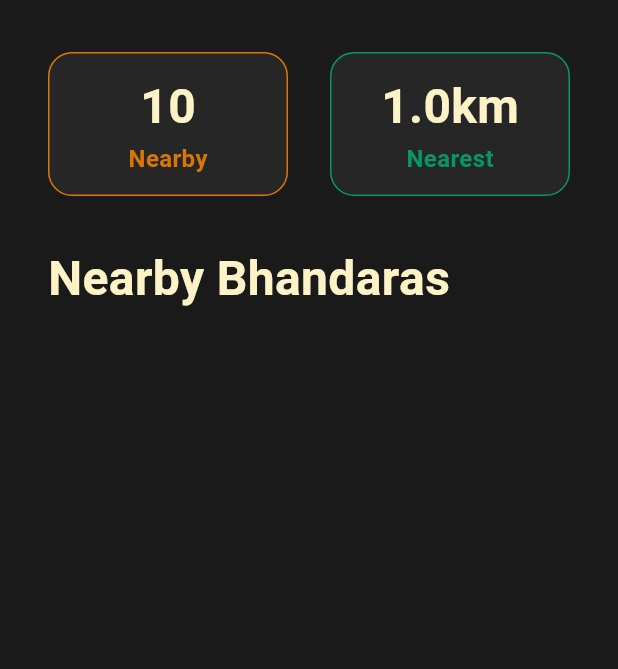
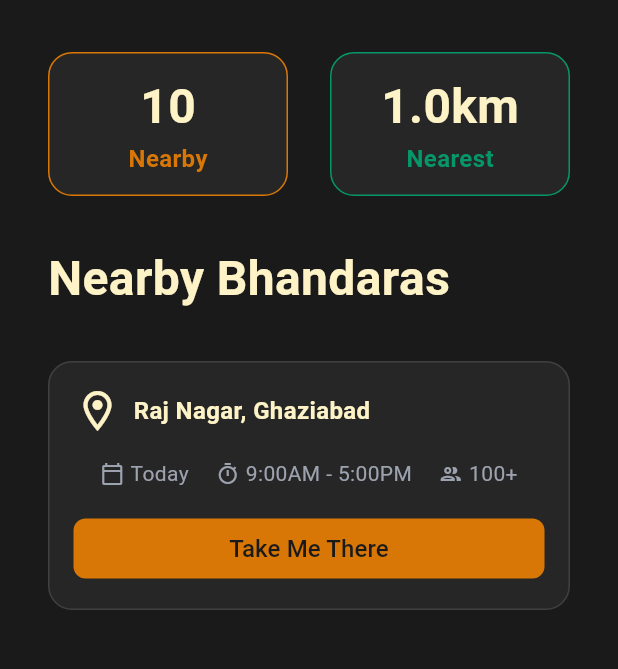
Before and after one commit to nilanshsharma23/prasad, a Flutter app: the screen it shows after launch, on a phone screen of 412 x 824 dp, the part 80-749 px from its top. Run offline on Flutter 3.47's test engine with Material 3 defaults, Android fonts, the phone set to English and light mode, and no system bars; our stand-ins replace flutter_svg, go_router.

Commit message:
listing container

```diff
--- a/lib/pages/home.dart
+++ b/lib/pages/home.dart
@@ -1,5 +1,7 @@
 import 'package:flutter/material.dart';
 import 'package:flutter_svg/svg.dart';
+import 'package:prasad/utils/classes/listing_object.dart';
+import 'package:prasad/utils/widgets/listing_container.dart';
 import 'package:prasad/utils/widgets/status_container.dart';
 
 class HomePage extends StatelessWidget {
@@ -56,6 +58,14 @@ class HomePage extends StatelessWidget {
                   color: Theme.of(context).colorScheme.onSurface,
                 ),
               ),
+              ListingContainer(
+                listingObject: ListingObject(
+                  location: "Raj Nagar, Ghaziabad",
+                  date: "Today",
+                  time: "9:00AM - 5:00PM",
+                  people: "100+",
+                ),
+              ),
             ],
           ),
         ),
--- /dev/null
+++ b/lib/utils/classes/listing_object.dart
@@ -0,0 +1,13 @@
+class ListingObject {
+  final String location;
+  final String date;
+  final String time;
+  final String people;
+
+  const ListingObject({
+    required this.location,
+    required this.date,
+    required this.time,
+    required this.people,
+  });
+}
--- /dev/null
+++ b/lib/utils/widgets/listing_container.dart
@@ -0,0 +1,114 @@
+import 'package:flutter/material.dart';
+import 'package:prasad/utils/classes/listing_object.dart';
+
+class ListingContainer extends StatelessWidget {
+  const ListingContainer({super.key, required this.listingObject});
+
+  final ListingObject listingObject;
+
+  @override
+  Widget build(BuildContext context) {
+    return Container(
+      decoration: BoxDecoration(
+        color: Theme.of(context).colorScheme.surfaceContainer,
+        borderRadius: BorderRadius.circular(16),
+        border: Border.all(color: Theme.of(context).colorScheme.outline),
+      ),
+      child: Padding(
+        padding: EdgeInsetsGeometry.all(16),
+        child: Column(
+          spacing: 16,
+          children: [
+            Row(
+              spacing: 8,
+              children: [
+                Icon(
+                  Icons.location_on_outlined,
+                  color: Theme.of(context).colorScheme.onSurface,
+                  size: 32,
+                ),
+                Text(
+                  listingObject.location,
+                  style: TextStyle(fontSize: 16, fontWeight: FontWeight.bold),
+                ),
+              ],
+            ),
+            Row(
+              mainAxisAlignment: MainAxisAlignment.spaceEvenly,
+              children: [
+                Row(
+                  spacing: 4,
+                  children: [
+                    Icon(
+                      Icons.calendar_today_outlined,
+                      color: Theme.of(context).colorScheme.onSecondary,
+                      size: 16,
+                    ),
+                    Text(
+                      listingObject.date,
+                      style: TextStyle(
+                        color: Theme.of(context).colorScheme.onSecondary,
+                      ),
+                    ),
+                  ],
+                ),
+                Row(
+                  spacing: 4,
+                  children: [
+                    Icon(
+                      Icons.timer_outlined,
+                      color: Theme.of(context).colorScheme.onSecondary,
+                      size: 16,
+                    ),
+                    Text(
+                      listingObject.time,
+                      style: TextStyle(
+                        color: Theme.of(context).colorScheme.onSecondary,
+                      ),
+                    ),
+                  ],
+                ),
+                Row(
+                  spacing: 4,
+                  children: [
+                    Icon(
+                      Icons.people_outline_outlined,
+                      color: Theme.of(context).colorScheme.onSecondary,
+                      size: 16,
+                    ),
+                    Text(
+                      listingObject.people,
+                      style: TextStyle(
+                        color: Theme.of(context).colorScheme.onSecondary,
+                      ),
+                    ),
+                  ],
+                ),
+              ],
+            ),
+            TextButton(
+              onPressed: () {},
+              style: TextButton.styleFrom(
+                backgroundColor: Theme.of(context).colorScheme.primary,
+                shape: RoundedRectangleBorder(
+                  borderRadius: BorderRadiusGeometry.circular(8),
+                ),
+              ),
+              child: SizedBox(
+                width: double.infinity,
+                child: Text(
+                  "Take Me There",
+                  textAlign: TextAlign.center,
+                  style: TextStyle(
+                    fontSize: 16,
+                    color: Theme.of(context).colorScheme.onPrimary,
+                  ),
+                ),
+              ),
+            ),
+          ],
+        ),
+      ),
+    );
+  }
+}
```
